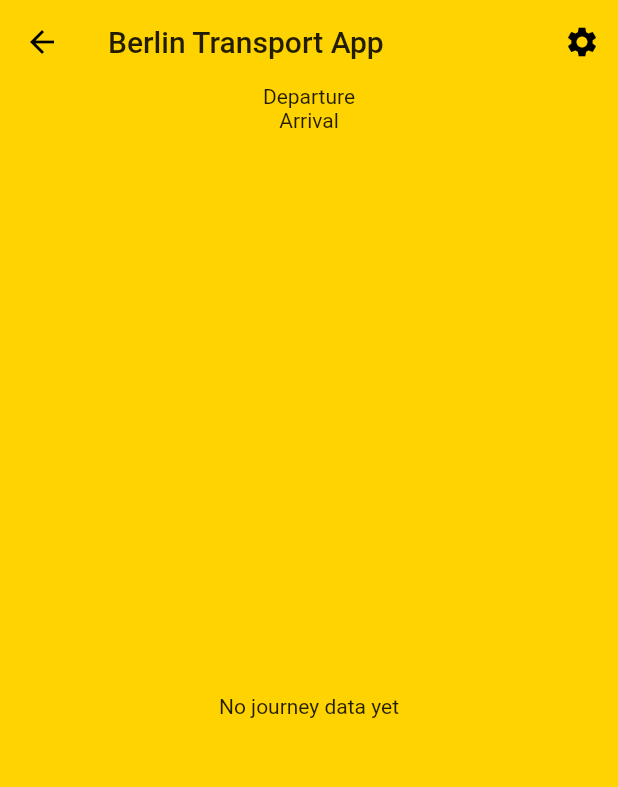
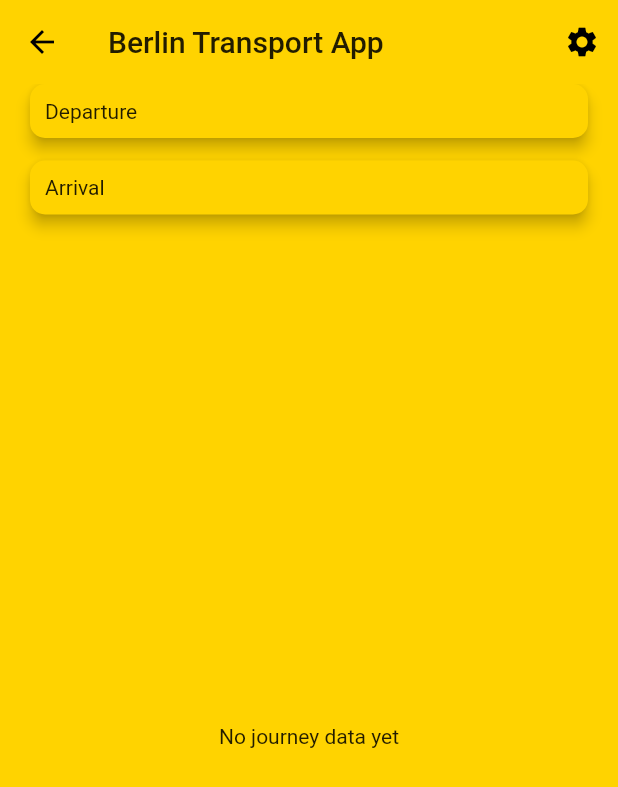
Before and after one commit to mjohnsullivan/berlin_transport, a Flutter app: the BerlinTransportPage screen opened directly, on a phone screen of 412 x 824 dp. Shown: the top 787 px of the screen. Run offline on Flutter 3.47's test engine with Material 2 defaults, Android fonts, the phone set to English and light mode, and no system bars; our stand-ins replace flare_flutter; Roboto replaces fonts that are missing (Montserrat).

Commit message:
More styling

```diff
--- a/lib/main.dart
+++ b/lib/main.dart
@@ -82,8 +82,9 @@ class BerlinTransportPage extends StatelessWidget {
       body: Column(
         children: [
           Departure(),
+          SizedBox(height: 15),
           Arrival(),
-          SizedBox(height: 30),
+          SizedBox(height: 15),
           Expanded(
             child: JourneyPanel(),
           ),
@@ -99,8 +100,8 @@ class Departure extends StatelessWidget {
     final notifier = Provider.of<JourneyNotifier>(context);
     return GestureDetector(
       child: notifier.departure != null
-          ? Text(notifier.departure.name)
-          : Text(AppLocalizations.of(context).departure),
+          ? EmbossedText(notifier.departure.name)
+          : EmbossedText(AppLocalizations.of(context).departure),
       onTap: () => showPlacesSearch(context).then(
             (place) => notifier.departure = place,
           ),
@@ -114,11 +115,40 @@ class Arrival extends StatelessWidget {
     final notifier = Provider.of<JourneyNotifier>(context);
     return GestureDetector(
       child: notifier.arrival != null
-          ? Text(notifier.arrival.name)
-          : Text(AppLocalizations.of(context).arrival),
+          ? EmbossedText(notifier.arrival.name)
+          : EmbossedText(AppLocalizations.of(context).arrival),
       onTap: () => showPlacesSearch(context).then(
             (place) => notifier.arrival = place,
           ),
+    );
+  }
+}
+
+class EmbossedText extends StatelessWidget {
+  const EmbossedText(this.text);
+  final String text;
+
+  @override
+  Widget build(BuildContext context) {
+    return Padding(
+      padding: const EdgeInsets.only(
+        left: 20,
+        right: 20,
+      ),
+      child: SizedBox(
+        width: double.infinity,
+        child: Material(
+          shape: RoundedRectangleBorder(
+            borderRadius: BorderRadius.circular(10),
+          ),
+          elevation: 4,
+          color: berlinBrightYellow,
+          child: Padding(
+            padding: const EdgeInsets.all(10),
+            child: Text(text),
+          ),
+        ),
+      ),
     );
   }
 }
--- a/lib/widgets/journey.dart
+++ b/lib/widgets/journey.dart
@@ -18,7 +18,11 @@ class Journey extends StatelessWidget {
     return Padding(
       padding: const EdgeInsets.all(20),
       child: Card(
-        color: berlinDarkYellow,
+        color: berlinBrightYellow,
+        elevation: 4,
+        shape: RoundedRectangleBorder(
+          borderRadius: BorderRadius.circular(10),
+        ),
         child: Padding(
           padding: const EdgeInsets.all(8),
           child: Column(
```
Also changed, not shown: lib/data/data.dart (+15 -1 lines).
